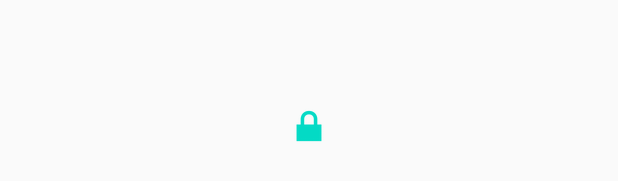
After one commit to SunnyBe/multi-module-starter, an Android app: the layout activity_launcher.xml on its own in the app's theme, with its tools: preview values and no code run, on a phone screen of 412 x 824 dp. The commit adds this screen. Shown: the part 492-673 px from the top of the screen. Run offline under Robolectric (Android 15) with nearby library versions, the phone set to English and light mode, and no system bars.

Commit message:
Updated the Laucher Activity Binding Module to have a test function and tested to see if injection worked in the Laucher Activity. Added addModuleInjector to include the AppFeatureInjector in the list of androidInjectors

```diff
--- a/app/build.gradle
+++ b/app/build.gradle
@@ -34,6 +34,9 @@ dependencies {
     implementation SupportLibraries.core
     implementation SupportLibraries.constraintLayout
 
+    // UI
+    implementation SupportLibraries.materialDesign
+
     // Dagger
     implementation Deps.dagger
     implementation Deps.daggerAndroid
@@ -47,4 +50,6 @@ dependencies {
     testImplementation TestDeps.junit
     androidTestImplementation TestDeps.junit_x
     androidTestImplementation TestDeps.espresso_core
+
+    implementation project(Modules.core)
 }
--- /dev/null
+++ b/app/src/main/res/layout/activity_launcher.xml
@@ -0,0 +1,18 @@
+<?xml version="1.0" encoding="utf-8"?>
+<androidx.constraintlayout.widget.ConstraintLayout
+    xmlns:android="http://schemas.android.com/apk/res/android"
+    xmlns:app="http://schemas.android.com/apk/res-auto"
+    xmlns:tools="http://schemas.android.com/tools"
+    android:layout_width="match_parent"
+    android:layout_height="match_parent">
+
+    <ImageView
+        android:id="@+id/imageView"
+        android:layout_width="wrap_content"
+        android:layout_height="wrap_content"
+        app:layout_constraintBottom_toBottomOf="parent"
+        app:layout_constraintEnd_toEndOf="parent"
+        app:layout_constraintStart_toStartOf="parent"
+        app:layout_constraintTop_toTopOf="parent"
+        app:srcCompat="@android:drawable/ic_lock_lock" />
+</androidx.constraintlayout.widget.ConstraintLayout>
--- a/app/src/main/res/layout/activity_main.xml
+++ b/app/src/main/res/layout/activity_main.xml
@@ -7,6 +7,7 @@
     tools:context=".MainActivity">
 
     <TextView
+        android:id="@+id/testLabel"
         android:layout_width="wrap_content"
         android:layout_height="wrap_content"
         android:text="Hello World!"
```
Also changed, not shown: app/src/main/AndroidManifest.xml (+8 -0 lines), app/src/main/java/com/zistus/multimodule/di/AppFeatureComponent.kt (added, +26 -0 lines), app/src/main/java/com/zistus/multimodule/di/AppFeatureInjector.kt (added, +23 -0 lines), app/src/main/java/com/zistus/multimodule/ui/home/HomeActivity.kt (added, +19 -0 lines), app/src/main/java/com/zistus/multimodule/ui/home/HomeActivityBindingModule.kt (added, +11 -0 lines), app/src/main/java/com/zistus/multimodule/ui/home/HomeModule.kt (added, +12 -0 lines), app/src/main/java/com/zistus/multimodule/ui/launcher/LauncherActivity.kt (added, +22 -0 lines), app/src/main/java/com/zistus/multimodule/ui/launcher/LauncherActivityBindingModule.kt (added, +18 -0 lines), core/src/main/java/com/zistus/core/MyApplication.kt (+17 -4 lines), core/src/main/java/com/zistus/core/util/annotation/dagger/ActivityScope.kt (added, +7 -0 lines), core/src/main/java/com/zistus/core/util/annotation/dagger/FeatureScope.kt (added, +7 -0 lines), core/src/main/java/com/zistus/core/util/annotation/dagger/FragmentScope.kt (added, +7 -0 lines), core/src/main/java/com/zistus/core/util/annotation/dagger/ServiceScope.kt (added, +7 -0 lines).
